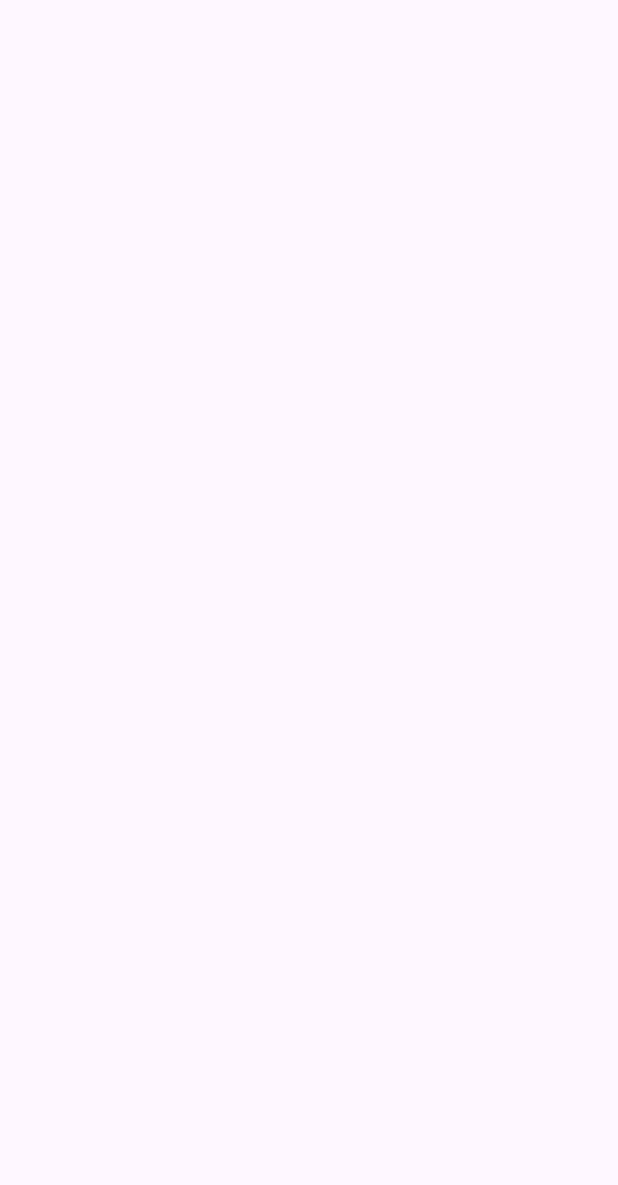
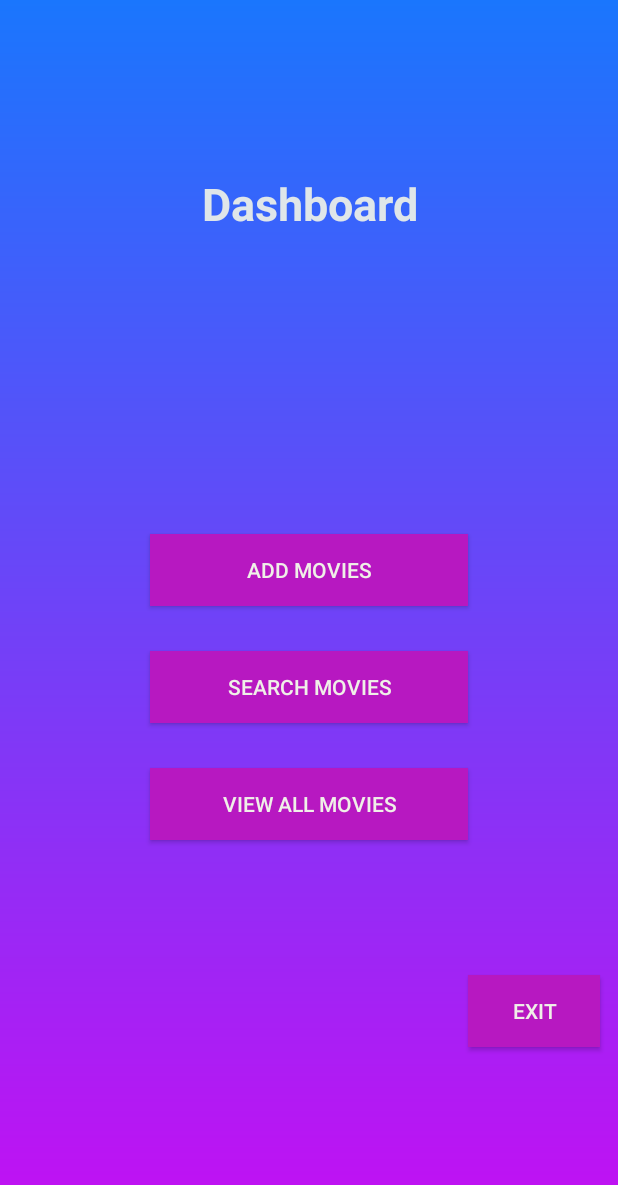
Before and after one commit to HarryThomas107/Movie-App, an Android app: the Dashboard screen opened directly, with no data from a screen before it, on a phone screen of 412 x 824 dp. Before the commit the part shown is empty. Shown: the top 1185 px of the screen. Run offline under Robolectric (Android 15) with nearby library versions, the phone set to English and light mode, and no system bars.

Commit message:
Connected Login to Dashboard

```diff
--- a/app/src/main/java/com/example/movieapp/Dashboard.java
+++ b/app/src/main/java/com/example/movieapp/Dashboard.java
@@ -1,6 +1,9 @@
 package com.example.movieapp;
 
+import android.content.Intent;
 import android.os.Bundle;
+import android.view.View;
+import android.widget.Button;
 
 import androidx.activity.EdgeToEdge;
 import androidx.appcompat.app.AppCompatActivity;
@@ -10,11 +13,25 @@ import androidx.core.view.WindowInsetsCompat;
 
 public class Dashboard extends AppCompatActivity {
 
+    Button b2,b3,b4,b5;
     @Override
     protected void onCreate(Bundle savedInstanceState) {
         super.onCreate(savedInstanceState);
         EdgeToEdge.enable(this);
         setContentView(R.layout.activity_dashboard);
 
+        b2=(Button) findViewById(R.id.bt2);
+        b3=(Button) findViewById(R.id.bt3);
+        b4=(Button) findViewById(R.id.bt4);
+        b5=(Button) findViewById(R.id.bt5);
+
+        b5.setOnClickListener(new View.OnClickListener() {
+            @Override
+            public void onClick(View v) {
+                Intent ob2 = new Intent(getApplicationContext(), MainActivity.class);
+                startActivity(ob2);
+            }
+        });
+
     }
 }
--- a/app/src/main/java/com/example/movieapp/MainActivity.java
+++ b/app/src/main/java/com/example/movieapp/MainActivity.java
@@ -1,6 +1,11 @@
 package com.example.movieapp;
 
+import android.content.Intent;
 import android.os.Bundle;
+import android.view.View;
+import android.widget.Button;
+import android.widget.EditText;
+import android.widget.Toast;
 
 import androidx.activity.EdgeToEdge;
 import androidx.appcompat.app.AppCompatActivity;
@@ -10,11 +15,35 @@ import androidx.core.view.WindowInsetsCompat;
 
 public class MainActivity extends AppCompatActivity {
 
+    EditText e1,e2;
+    Button b1;
+    String getUser,getPass,s1="theatre",s2="123456",s3="Invalid Credentials";
     @Override
     protected void onCreate(Bundle savedInstanceState) {
         super.onCreate(savedInstanceState);
         EdgeToEdge.enable(this);
         setContentView(R.layout.activity_main);
 
+        e1=(EditText) findViewById(R.id.et1);
+        e2=(EditText) findViewById(R.id.et2);
+        b1=(Button) findViewById(R.id.bt1);
+
+        b1.setOnClickListener(new View.OnClickListener() {
+            @Override
+            public void onClick(View v) {
+                getUser=e1.getText().toString();
+                getPass=e2.getText().toString();
+                if (getUser.equals(s1) && getPass.equals(s2))
+                {
+                    Intent ob1 = new Intent(getApplicationContext(), Dashboard.class);
+                    startActivity(ob1);
+                }
+                else
+                {
+                    Toast.makeText(getApplicationContext(),s3,Toast.LENGTH_LONG).show();
+                }
+            }
+        });
+
     }
 }
--- a/app/src/main/res/layout/activity_dashboard.xml
+++ b/app/src/main/res/layout/activity_dashboard.xml
@@ -1,10 +1,55 @@
-<?xml version="1.0" encoding="utf-8"?>
-<androidx.constraintlayout.widget.ConstraintLayout xmlns:android="http://schemas.android.com/apk/res/android"
-    xmlns:app="http://schemas.android.com/apk/res-auto"
-    xmlns:tools="http://schemas.android.com/tools"
-    android:id="@+id/main"
+<LinearLayout android:layout_height="match_parent"
     android:layout_width="match_parent"
-    android:layout_height="match_parent"
-    tools:context=".Dashboard">
-
-</androidx.constraintlayout.widget.ConstraintLayout>
+    android:orientation="vertical"
+    android:gravity="center"
+    android:background="@drawable/bg"
+    xmlns:android="http://schemas.android.com/apk/res/android">
+    <TextView
+        android:text="Dashboard"
+        android:textColor="#dfe6e9"
+        android:textStyle="bold"
+        android:textSize="30dp"
+        android:textAlignment="center"
+        android:layout_width="match_parent"
+        android:layout_height="wrap_content"/>
+    <androidx.appcompat.widget.AppCompatButton
+        android:id="@+id/bt2"
+        android:layout_marginTop="200dp"
+        android:layout_marginLeft="100dp"
+        android:layout_marginRight="100dp"
+        android:text="Add movies"
+        android:textColor="#F0F0E8"
+        android:background="#B718C1"
+        android:layout_marginBottom="30dp"
+        android:layout_width="match_parent"
+        android:layout_height="wrap_content"/>
+    <androidx.appcompat.widget.AppCompatButton
+        android:id="@+id/bt3"
+        android:text="Search movies"
+        android:layout_marginBottom="30dp"
+        android:layout_marginLeft="100dp"
+        android:textColor="#F0F0E8"
+        android:background="#B718C1"
+        android:layout_marginRight="100dp"
+        android:layout_width="match_parent"
+        android:layout_height="wrap_content"/>
+    <androidx.appcompat.widget.AppCompatButton
+        android:id="@+id/bt4"
+        android:text="View All movies"
+        android:layout_marginBottom="90dp"
+        android:textColor="#F0F0E8"
+        android:background="#B718C1"
+        android:layout_marginLeft="100dp"
+        android:layout_marginRight="100dp"
+        android:layout_width="match_parent"
+        android:layout_height="wrap_content"/>
+    <androidx.appcompat.widget.AppCompatButton
+        android:id="@+id/bt5"
+        android:text="Exit"
+        android:textColor="#F0F0E8"
+        android:background="#B718C1"
+        android:layout_marginBottom="10dp"
+        android:layout_marginLeft="150dp"
+        android:layout_width="wrap_content"
+        android:layout_height="wrap_content"/>
+</LinearLayout>
--- a/app/src/main/res/layout/activity_main.xml
+++ b/app/src/main/res/layout/activity_main.xml
@@ -25,6 +25,7 @@
         android:layout_width="match_parent"
         android:layout_height="wrap_content"/>
     <EditText
+        android:id="@+id/et1"
         android:drawableLeft="@drawable/baseline_person_24"
         android:layout_marginLeft="10dp"
         android:layout_marginRight="10dp"
@@ -40,6 +41,7 @@
         android:layout_width="match_parent"
         android:layout_height="wrap_content"/>
     <EditText
+        android:id="@+id/et2"
         android:inputType="textPassword"
         android:drawableLeft="@drawable/baseline_verified_user_24"
         android:layout_marginLeft="10dp"
@@ -49,6 +51,7 @@
         android:layout_width="match_parent"
         android:layout_height="wrap_content"/>
     <androidx.appcompat.widget.AppCompatButton
+        android:id="@+id/bt1"
         android:text="Login"
         android:textColor="#F0F0E8"
         android:background="#B718C1"
```
